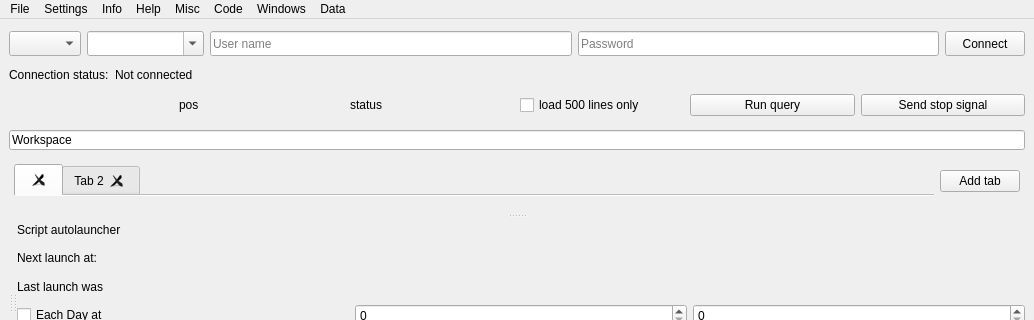
First picture: the form in DBLoader CMake/loaderwidnow.ui, repository gfifgfifofich/DB_loader, before the edit; both pictures show x 0 to 1034 and y 0 to 320 of the 1034 by 707 pixel window.
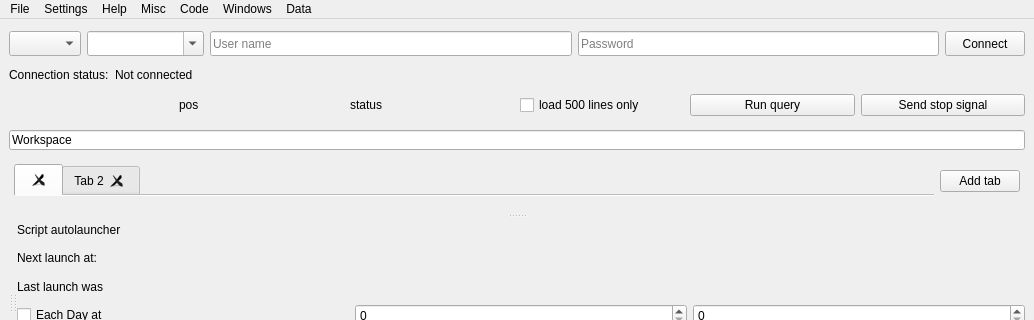
Second picture: the form after the edit.

What changed in the file:
```diff
--- a/DBLoader CMake/loaderwidnow.ui
+++ b/DBLoader CMake/loaderwidnow.ui
@@ -472,13 +472,6 @@
    </widget>
    <widget class="QMenu" name="menuAbout">
     <property name="title">
-     <string>Info</string>
-    </property>
-    <addaction name="actionKey_bindings"/>
-    <addaction name="actionsubfunction_docs"/>
-   </widget>
-   <widget class="QMenu" name="menuHelp">
-    <property name="title">
      <string>Help</string>
     </property>
     <addaction name="actionno"/>
@@ -526,7 +519,6 @@
    <addaction name="menufile"/>
    <addaction name="menuSettings"/>
    <addaction name="menuAbout"/>
-   <addaction name="menuHelp"/>
    <addaction name="menuMisc"/>
    <addaction name="menuCode"/>
    <addaction name="menuWindows"/>
```
Left out of the diff: 8 changed lines with no effect on the pictures.
